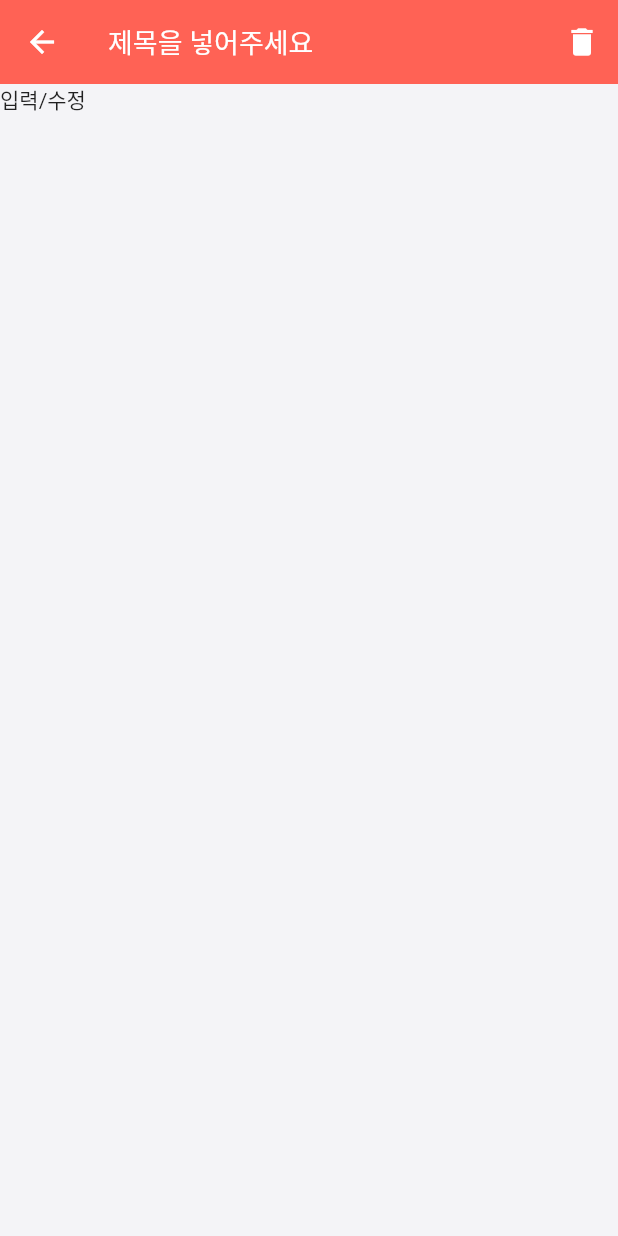
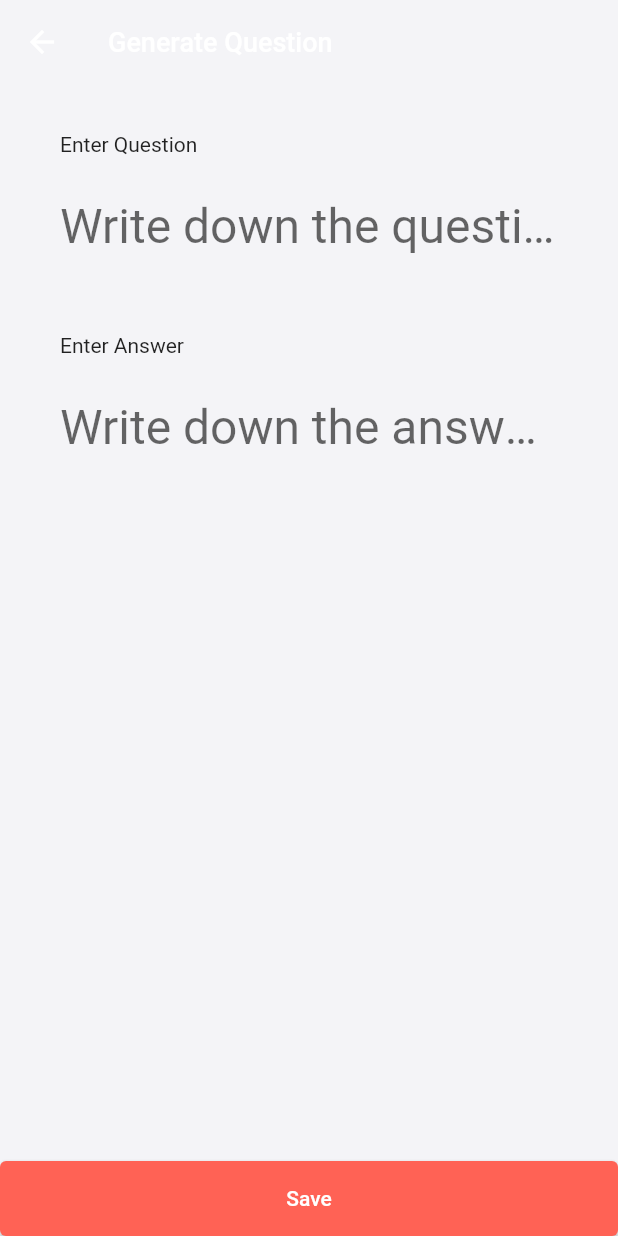
Before and after one commit to devourer3/tome, a Flutter app: the Input screen opened by its route, on a phone screen of 412 x 824 dp. Run offline on Flutter 3.47's test engine with Material 2 defaults, Android fonts, the light colour scheme and no system bars; our stand-ins replace bloc, easy_localization, equatable, firebase_core, flutter_bloc, flutter_easyloading and 4 more; accounts and stored records are empty; generated files the repository leaves out were written again.

Commit message:
input 추가

```diff
--- a/assets/translations/en.json
+++ b/assets/translations/en.json
@@ -1,5 +1,5 @@
 {
-  "app_title": "CardSSG",
+  "app_title": "Tome",
   "auto": "auto",
   "manual": "manual",
   "find_card": "Find",
@@ -23,8 +23,11 @@
   "prev": "Back",
   "save": "Save",
 
+  "enter_question": "Enter Question",
+  "enter_answer": "Enter Answer",
   "question_title": "What would you memorize?",
   "question_hint": "Write down the question!",
   "answer_title": "What is the answer to this question?",
-  "answer_hint": "Write down the answer!"
+  "answer_hint": "Write down the answer!",
+  "generate_question_title": "Generate Question"
 }
--- a/assets/translations/ko.json
+++ b/assets/translations/ko.json
@@ -1,5 +1,5 @@
 {
-  "app_title": "카드쓱",
+  "app_title": "투미",
   "auto": "자동",
   "manual": "수동",
   "find_card": "카드검색",
@@ -23,8 +23,11 @@
   "prev": "이전",
   "save": "저장",
 
+  "enter_question": "문제 입력",
+  "enter_answer": "정답 입력",
   "question_title": "무엇을 외워 볼까요?",
   "question_hint": "질문을 적어 주세요!",
   "answer_title": "이 질문의 정답은?",
-  "answer_hint": "답을 적어 주세요!"
+  "answer_hint": "답을 적어 주세요!",
+  "generate_question_title": "문제 생성"
 }
--- a/lib/ui/app.dart
+++ b/lib/ui/app.dart
@@ -9,7 +9,7 @@ import 'package:tome/ui/Intro/bloc/intro_memo_bloc.dart';
 import 'package:tome/ui/Intro/bloc/intro_memo_event.dart';
 import 'package:tome/ui/Intro/view/intro.dart';
 import 'package:tome/ui/home/view/home.dart';
-import 'package:tome/ui/input/view/insert.dart';
+import 'package:tome/ui/input/view/input.dart';
 import 'package:tome/ui/theme/theme.dart';
 
 import 'constants/routes.dart';
--- /dev/null
+++ b/lib/ui/input/view/input.dart
@@ -0,0 +1,121 @@
+import 'package:easy_localization/easy_localization.dart';
+import 'package:flutter/material.dart';
+import 'package:flutter_bloc/flutter_bloc.dart';
+import 'package:tome/data/db/model/memory.dart';
+import 'package:tome/ui/Intro/bloc/intro_memo_bloc.dart';
+import 'package:tome/ui/base/custom_dialog/custom_dialog.dart';
+import 'package:tome/ui/base/elavated_button/elevated_button.dart';
+import 'package:tome/ui/base/space/space.dart';
+import 'package:tome/ui/base/textField/textField.dart';
+import 'package:tome/ui/constants/colors.dart';
+import 'package:tome/ui/constants/routes.dart';
+import 'package:tome/ui/utils/theme_util.dart';
+
+import '../../Intro/bloc/intro_memo_event.dart';
+
+class Input extends StatefulWidget {
+  @override
+  State<StatefulWidget> createState() => _InputState();
+}
+
+class _InputState extends State<Input> {
+  final FocusNode focus = FocusNode();
+  String question = "";
+  String answer = "";
+
+  @override
+  Widget build(BuildContext context) {
+    return Scaffold(
+        appBar: AppBar(
+          title: FittedBox(fit: BoxFit.none, child: Text(tr('generate_question_title'), style: const TextStyle(fontSize: 18))),
+          backgroundColor: ThemeColor(context: context, name: ColorName.background),
+          elevation: 0,
+          // actions: [
+          //   IconButton( // 카드 삭제
+          //     onPressed: () {
+          //       // 삭제 버튼
+          //       showDialog(
+          //           context: context,
+          //           builder: (context) {
+          //             return CustomDialog(title: tr('card_remove_title'), desc: tr('card_remove_desc'), actionButtons: [
+          //               TextButton(
+          //                 onPressed: () {},
+          //                 child: Text(tr('yes')),
+          //               ),
+          //               TextButton(
+          //                 onPressed: () => Navigator.pop(context, 'Cancel'),
+          //                 child: Text(tr('no')),
+          //               ),
+          //             ]);
+          //           });
+          //     },
+          //     icon: const Icon(Icons.delete),
+          //   ),
+          // ],
+        ),
+        body: Column(children: [
+          Expanded(
+            child: SingleChildScrollView(
+                padding: EdgeInsets.symmetric(horizontal: 40),
+                child: Column(
+                  mainAxisAlignment: MainAxisAlignment.center,
+                  crossAxisAlignment: CrossAxisAlignment.start,
+                  children: [
+                    const Space(height: 32),
+                    Text(tr('enter_question')),
+                    const Space(height: 16),
+                    CustomTextField(
+                      inputType: TextInputType.text,
+                      inputAction: TextInputAction.next,
+                      hint: tr('question_hint'),
+                      maxLines: 1,
+                      fontSize: 32,
+                      onTextChange: (text) => {
+                        setState(() {
+                          question = text;
+                        })
+                      },
+                      onEditingComplete: (text) => {focus.requestFocus()},
+                    ),
+                    const Space(height: 40),
+                    Text(tr('enter_answer')),
+                    const Space(height: 16),
+                    CustomTextField(
+                      inputType: TextInputType.text,
+                      inputAction: TextInputAction.next,
+                      focusNode: focus,
+                      hint: tr('answer_hint'),
+                      maxLines: 1,
+                      fontSize: 32,
+                      onTextChange: (text) => {
+                        setState(() {
+                          answer = text;
+                        })
+                      },
+                      onEditingComplete: (text) => {},
+                    ),
+                  ],
+                )),
+          ),
+          ElevatedButtonView(
+            btnTitle: tr('save'),
+            height: 50,
+            btnStyle: ButtonStyle(backgroundColor: MaterialStatePropertyAll(ThemeColor(context: context, name: ColorName.active))),
+            onPressed: () => {
+              context.read<MemoryBloc>().add(MemoryAdded(MemoryItemModel.init(pMemoryQuestion: question, pMemoryAnswer: answer))),
+              Navigator.popAndPushNamed(context, Routes.urlHome),
+            },
+          )
+        ]));
+  }
+
+  @override
+  void initState() {
+    print('input memory - initState');
+  }
+
+  @override
+  void activate() {
+    print('input memory - activate');
+  }
+}
--- a/lib/ui/input/view/insert.dart
+++ /dev/null
@@ -1,61 +0,0 @@
-import 'package:easy_localization/easy_localization.dart';
-import 'package:flutter/material.dart';
-import 'package:tome/ui/base/custom_dialog/custom_dialog.dart';
-
-class Input extends StatefulWidget {
-  @override
-  State<StatefulWidget> createState() => _InputState();
-}
-
-class _InputState extends State<Input> {
-
-  @override
-  Widget build(BuildContext context) {
-    return Scaffold(
-      appBar: AppBar(
-        elevation: 0,
-        title: FittedBox(fit: BoxFit.none, child: Text('제목을 넣어주세요', style: const TextStyle(fontSize: 18))),
-        actions: [
-          IconButton( // 카드 삭제
-            onPressed: () {
-              // 삭제 버튼
-              showDialog(
-                  context: context,
-                  builder: (context) {
-                    return CustomDialog(title: tr('card_remove_title'), desc: tr('card_remove_desc'), actionButtons: [
-                      TextButton(
-                        onPressed: () {
-                          // context.read<CreditCardBloc>().add(CreditCardRemoved(state.selectedCard?.uid ?? ''));
-                          // Navigator.pushNamedAndRemoveUntil(context, Routes.urlHome, (route) => false);
-                        },
-                        child: Text(tr('yes')),
-                      ),
-                      TextButton(
-                        onPressed: () => {
-                          Navigator.pop(context, 'Cancel'),
-                        },
-                        child: Text(tr('no')),
-                      ),
-                    ]);
-                  });
-            },
-            icon: const Icon(Icons.delete),
-          ),
-        ],
-      ),
-      body: Container(
-        child: const Text('입력/수정'),
-      ),
-    );
-  }
-
-  @override
-  void initState() {
-    print('input memory - initState');
-  }
-
-  @override
-  void activate() {
-    print('input memory - activate');
-  }
-}
--- a/lib/ui/intro/view/intro.dart
+++ b/lib/ui/intro/view/intro.dart
@@ -16,9 +16,8 @@ import 'package:tome/ui/utils/theme_util.dart';
 import 'package:tome/ui/utils/ui_util.dart';
 
 class Intro extends StatefulWidget {
+  final MemoryRepository memoryRepository;
   final FocusNode focus = FocusNode();
-  final MemoryRepository memoryRepository;
-
   Intro({super.key, required this.memoryRepository});
 
   @override
```
